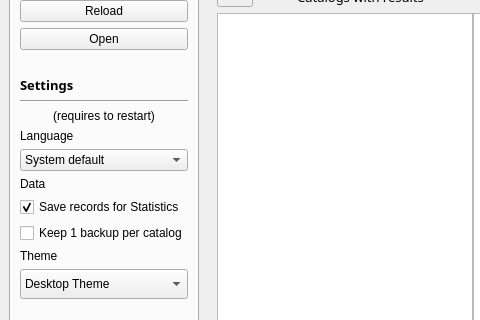
Above: mainwindow.ui from StephaneCouturier/Katalog before the change; both pictures show x 0 to 480 and y 175 to 495 of the 1533 by 774 pixel window. Below: the same form after it.
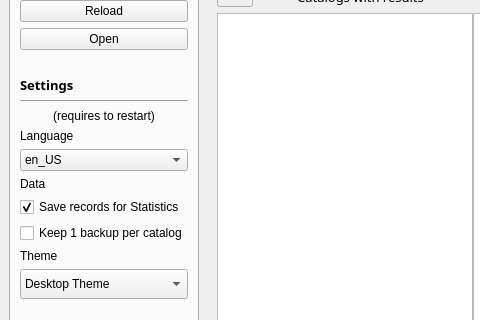
That is the form after the change. The open tabs and pages were chosen to show the change. Icons and pictures are not drawn. Custom widgets are drawn as their Qt base class.

Patch:
```diff
--- a/mainwindow.ui
+++ b/mainwindow.ui
@@ -3844,11 +3844,6 @@
              </item>
              <item row="5" column="1">
               <widget class="QComboBox" name="Settings_comboBox_Language">
-               <item>
-                <property name="text">
-                 <string>System default</string>
-                </property>
-               </item>
                <item>
                 <property name="text">
                  <string>en_US</string>
```
Left out of the diff: 12 changed lines with no effect on the pictures.
